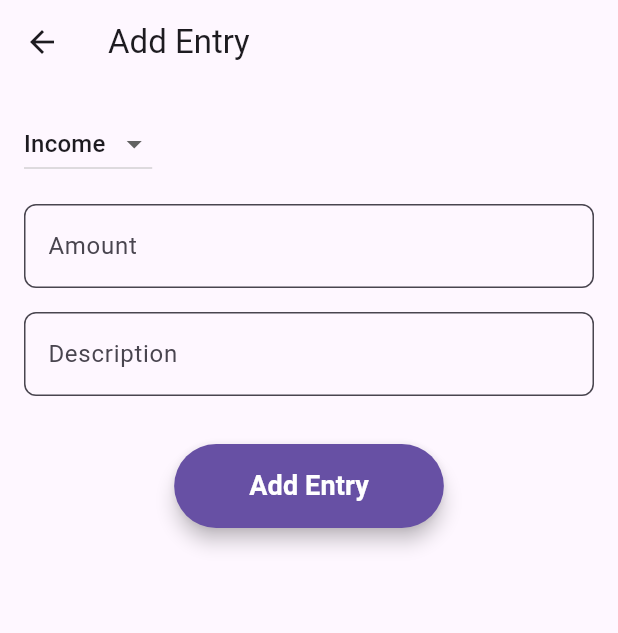
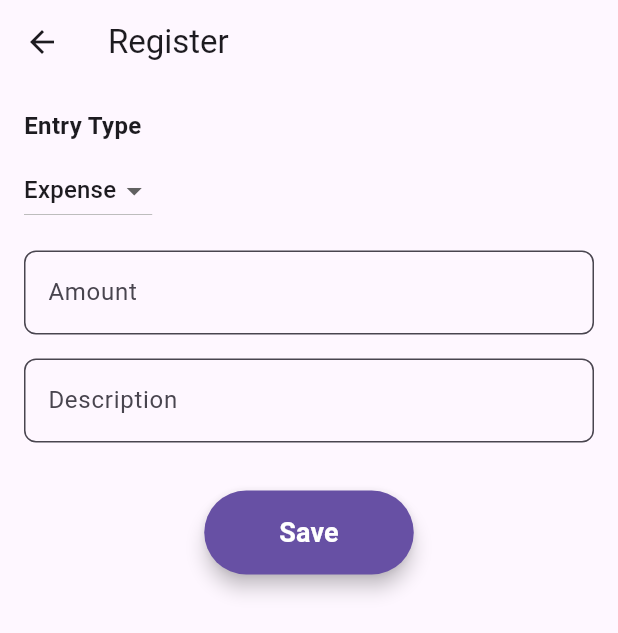
Before and after one commit to GaboDev98/FinTrack, a Flutter app: the EntryScreen screen opened directly, on a phone screen of 412 x 824 dp. Shown: the top 633 px of the screen. Run offline on Flutter 3.47's test engine with Material 3 defaults, Android fonts, the phone set to English and light mode, and no system bars; our stand-ins replace firebase_auth, firebase_core, firebase_database; accounts and stored records are empty; generated files the repository leaves out were written again.

Commit message:
Adjust input and detail log texts and styles

```diff
--- a/lib/entry_screen.dart
+++ b/lib/entry_screen.dart
@@ -1,5 +1,7 @@
+import 'package:fintrack/dashboard_screen.dart';
 import 'package:flutter/material.dart';
 import 'package:firebase_database/firebase_database.dart';
+import 'package:firebase_auth/firebase_auth.dart';
 import 'package:flutter_gen/gen_l10n/app_localizations.dart';
 
 class EntryScreen extends StatefulWidget {
@@ -13,7 +15,7 @@ class EntryScreen extends StatefulWidget {
 class _EntryScreenState extends State<EntryScreen> {
   final TextEditingController amountController = TextEditingController();
   final TextEditingController descriptionController = TextEditingController();
-  String entryType = 'Income';
+  String entryType = 'Expense';
 
   final DatabaseReference _database = FirebaseDatabase.instance.ref();
 
@@ -31,6 +33,14 @@ class _EntryScreenState extends State<EntryScreen> {
         child: Column(
           crossAxisAlignment: CrossAxisAlignment.start,
           children: <Widget>[
+            Text(
+              AppLocalizations.of(context)!.entry_type,
+              style: TextStyle(
+                fontSize: 16.0,
+                fontWeight: FontWeight.bold,
+              ),
+            ),
+            SizedBox(height: 8.0),
             DropdownButton<String>(
               value: entryType,
               onChanged: (String? newValue) {
@@ -38,7 +48,7 @@ class _EntryScreenState extends State<EntryScreen> {
                   entryType = newValue!;
                 });
               },
-              items: <String>['Income', 'Expense']
+              items: <String>['Expense', 'Income']
                   .map<DropdownMenuItem<String>>((String value) {
                 return DropdownMenuItem<String>(
                   value: value,
@@ -99,20 +109,25 @@ class _EntryScreenState extends State<EntryScreen> {
     );
   }
 
-  void _saveEntry() {
+  void _saveEntry() async {
     final String amount = amountController.text;
     final String description = descriptionController.text;
+    final User? user = FirebaseAuth.instance.currentUser;
 
-    if (amount.isNotEmpty && description.isNotEmpty) {
+    if (amount.isNotEmpty && description.isNotEmpty && user != null) {
       final entry = {
         'type': entryType,
         'amount': amount,
         'description': description,
         'date': DateTime.now().toIso8601String(),
+        'userId': user.uid,
       };
 
       _database.child('entries').push().set(entry).then((_) {
-        Navigator.pop(context);
+        Navigator.push(
+          context,
+          MaterialPageRoute(builder: (context) => DashboardScreen()),
+        );
       }).catchError((error) {
         ScaffoldMessenger.of(context).showSnackBar(
           SnackBar(content: Text('Failed to add entry: $error')),
--- a/lib/l10n/ap_es.arb
+++ b/lib/l10n/ap_es.arb
@@ -10,7 +10,8 @@
   "expenses": "Gastos",
   "recent_transactions": "Transacciones recientes",
   "view_all_transactions": "Ver todas las transacciones",
-  "add_entry": "Agregar entrada",
+  "add_entry": "Registro",
+  "entry_type": "Tipo de Entrada",
   "grocery_shopping": "Compras de comestibles",
   "gas_station": "Estación de servicio",
   "restaurant": "Restaurante",
@@ -23,6 +24,6 @@
   "login": "Iniciar sesión",
   "register": "Registrarse",
   "create_account": "Crear una nueva cuenta",
-  "add_entry_button": "Agregar entrada",
+  "add_entry_button": "Guardar",
   "transaction_details": "Detalle de la transacción"
 }
--- a/lib/l10n/app_en.arb
+++ b/lib/l10n/app_en.arb
@@ -10,7 +10,8 @@
   "expenses": "Expenses",
   "recent_transactions": "Recent Transactions",
   "view_all_transactions": "View All Transactions",
-  "add_entry": "Add Entry",
+  "add_entry": "Register",
+  "entry_type": "Entry Type",
   "grocery_shopping": "Grocery Shopping",
   "gas_station": "Gas Station",
   "restaurant": "Restaurant",
@@ -23,6 +24,6 @@
   "login": "Login",
   "register": "Register",
   "create_account": "Create a New Account",
-  "add_entry_button": "Add Entry",
+  "add_entry_button": "Save",
   "transaction_details": "Detalle de la transacción"
 }
```
Also changed, not shown: lib/detail_transaction_screen.dart (+2 -11 lines), lib/full_transactions_screen.dart (+68 -59 lines).
